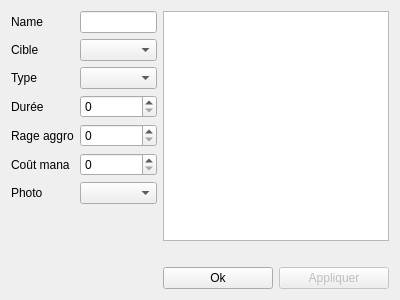
Above: app/view/forms/editattakview.ui from r0nd0ud0u/qt-rpg before the change. Below: the same form after it.
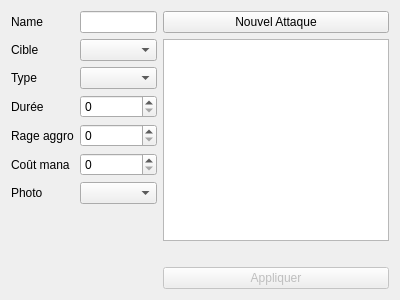
That is the form after the change. Icons and pictures are not drawn. Custom widgets are drawn as their Qt base class.

Commit message: bug fix + update state of widgets on editattakview.ui and characterwindow.ui

What changed in the file:
```diff
--- a/app/view/forms/editattakview.ui
+++ b/app/view/forms/editattakview.ui
@@ -99,6 +99,13 @@
    </item>
    <item>
     <layout class="QVBoxLayout" name="setup_lay">
+     <item>
+      <widget class="QPushButton" name="new_atk_button">
+       <property name="text">
+        <string>Nouvel Attaque</string>
+       </property>
+      </widget>
+     </item>
      <item>
       <widget class="QListView" name="atk_list_view"/>
      </item>
@@ -114,16 +121,6 @@
      </item>
      <item>
       <layout class="QHBoxLayout" name="buttons_lay">
-       <item>
-        <widget class="QPushButton" name="ok_button">
-         <property name="enabled">
-          <bool>true</bool>
-         </property>
-         <property name="text">
-          <string>Ok</string>
-         </property>
-        </widget>
-       </item>
        <item>
         <widget class="QPushButton" name="apply_button">
          <property name="enabled">
```
The commit also changes 7 other files.
